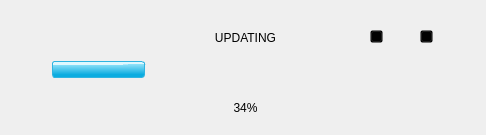
Old version of the form src/res/ProgressWidget.ui in the repository Story-Of-Alicia/alicia-launcher-qt.
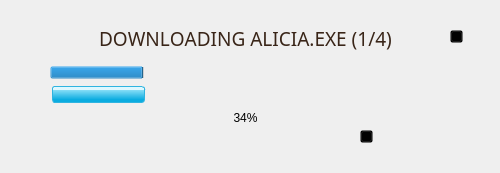
New version of the form. Icons and pictures are not drawn.

```diff
--- a/src/res/ProgressWidget.ui
+++ b/src/res/ProgressWidget.ui
@@ -6,10 +6,15 @@
    <rect>
     <x>0</x>
     <y>0</y>
-    <width>486</width>
-    <height>135</height>
+    <width>500</width>
+    <height>173</height>
    </rect>
   </property>
+  <property name="font">
+   <font>
+    <kerning>false</kerning>
+   </font>
+  </property>
   <property name="windowTitle">
    <string>Form</string>
   </property>
@@ -17,6 +22,12 @@
    <string notr="true">QPushButton {
 	background: transparent;
 }
+
+QLabel#l_title {
+	font: 19px NotEurostile;
+	font-weight: regular;
+	color: #392518;
+}
 QPushButton#btn_close {
 
     border-image: url(:/img/btn/close_install.png);
@@ -42,19 +53,30 @@
 	background-repeat: no-repeat;
 }
 
-QProgressBar::chunk{
+QProgressBar#pb_primary::chunk {
     border-width: 1px;
     border-style: solid;
     border-radius: 3px;
     border-color: rgb(47, 180, 224);
-    background-color: qlineargradient(spread:pad, x1:0.503, y1:0.818182, x2:0.491955, y2:0.091, stop:0 rgba(11, 172, 224, 255), stop:0.860231 rgba(140, 224, 248, 255), stop:0.861671 rgba(222, 248, 255, 255), stop:1 rgba(222, 248, 255, 255));
-}</string>
+   background-color: qlineargradient(spread:pad, x1:0.503, y1:0.818182, x2:0.503, y2:0.091, stop:0 rgba(11, 172, 224, 255), stop:0.860231 rgba(140, 224, 248, 255), stop:0.861671 rgba(222, 248, 255, 255), stop:1 rgba(222, 248, 255, 255));
+}
+ 
+QProgressBar::chunk_error {
+    border-width: 1px;
+    border-style: solid;
+    border-radius: 3px;
+    border-color: rgb(204, 76, 1);
+    background-color: qlineargradient(spread:pad, x1:0.503, y1:0.818182, x2:0.503, y2:0.091, stop:0 rgba(237, 52, 8, 255), stop:0.860231 rgba(252, 132, 64, 255), stop:0.861671 rgba(246, 217, 153, 255), stop:1 rgba(246, 217, 153, 255));
+}
+
+
+</string>
   </property>
-  <widget class="QProgressBar" name="progressBar">
+  <widget class="QProgressBar" name="pb_primary">
    <property name="geometry">
     <rect>
      <x>52</x>
-     <y>61</y>
+     <y>86</y>
      <width>388</width>
      <height>17</height>
     </rect>
@@ -85,7 +107,7 @@
    <property name="geometry">
     <rect>
      <x>20</x>
-     <y>90</y>
+     <y>100</y>
      <width>451</width>
      <height>36</height>
     </rect>
@@ -107,30 +129,17 @@
     </rect>
    </property>
    <property name="text">
-    <string>UPDATING</string>
+    <string>DOWNLOADING ALICIA.EXE (1/4)</string>
    </property>
    <property name="alignment">
     <set>Qt::AlignmentFlag::AlignCenter</set>
    </property>
   </widget>
-  <widget class="QLabel" name="l_progressBar_bg">
-   <property name="geometry">
-    <rect>
-     <x>40</x>
-     <y>65</y>
-     <width>407</width>
-     <height>41</height>
-    </rect>
-   </property>
-   <property name="text">
-    <string/>
-   </property>
-  </widget>
   <widget class="QPushButton" name="btn_pause">
    <property name="geometry">
     <rect>
-     <x>370</x>
-     <y>30</y>
+     <x>360</x>
+     <y>130</y>
      <width>13</width>
      <height>13</height>
     </rect>
@@ -142,7 +151,7 @@
   <widget class="QPushButton" name="btn_close">
    <property name="geometry">
     <rect>
-     <x>420</x>
+     <x>450</x>
      <y>30</y>
      <width>13</width>
      <height>13</height>
@@ -152,12 +161,37 @@
     <string/>
    </property>
   </widget>
-  <zorder>l_progressBar_bg</zorder>
-  <zorder>progressBar</zorder>
-  <zorder>l_status</zorder>
-  <zorder>l_title</zorder>
-  <zorder>btn_pause</zorder>
-  <zorder>btn_close</zorder>
+  <widget class="QProgressBar" name="pb_secondary">
+   <property name="geometry">
+    <rect>
+     <x>50</x>
+     <y>66</y>
+     <width>388</width>
+     <height>13</height>
+    </rect>
+   </property>
+   <property name="minimumSize">
+    <size>
+     <width>388</width>
+     <height>0</height>
+    </size>
+   </property>
+   <property name="maximumSize">
+    <size>
+     <width>388</width>
+     <height>19</height>
+    </size>
+   </property>
+   <property name="value">
+    <number>24</number>
+   </property>
+   <property name="textVisible">
+    <bool>false</bool>
+   </property>
+   <property name="format">
+    <string/>
+   </property>
+  </widget>
  </widget>
  <resources>
   <include location="master.qrc"/>
```
